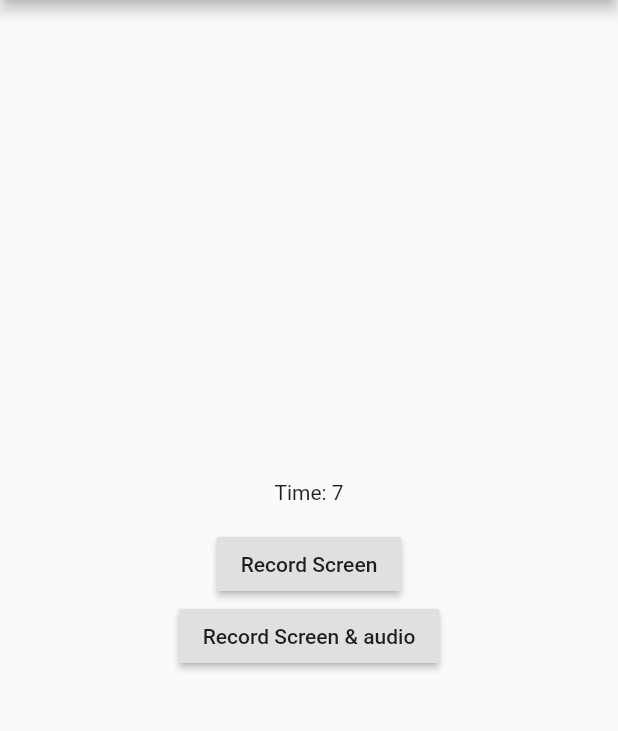
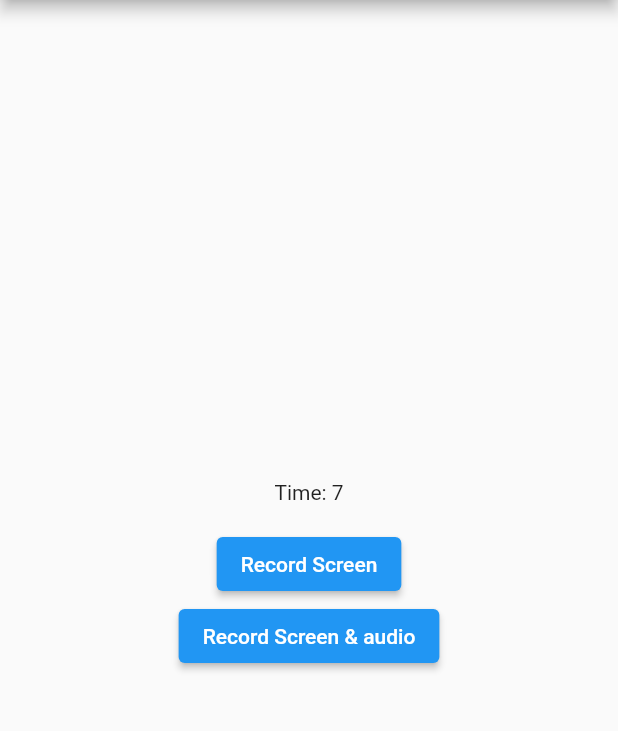
Before and after one commit to Isvisoft/flutter_screen_recording, a Flutter app: the screen it shows after launch, on a phone screen of 412 x 824 dp, the part 84-815 px from its top. Run offline on Flutter 3.47's test engine with Material 2 defaults, Android fonts, the phone set to English and light mode, and no system bars; our stand-ins replace open_file, permission_handler, plugin_platform_interface; missing offline and left inert: dart:html, dart:js, dart:js_util, flutter_foreground_task, shared_preferences_web.

Commit message:
update HBRecorder

```diff
--- a/example/lib/main.dart
+++ b/example/lib/main.dart
@@ -60,7 +60,7 @@ class _MyAppState extends State<MyApp> {
             Text('Time: $_time\n'),
             !recording
                 ? Center(
-                    child: RaisedButton(
+                    child: ElevatedButton(
                       child: Text("Record Screen"),
                       onPressed: () => startScreenRecord(false),
                     ),
@@ -68,13 +68,13 @@ class _MyAppState extends State<MyApp> {
                 : Container(),
             !recording
                 ? Center(
-                    child: RaisedButton(
+                    child: ElevatedButton(
                       child: Text("Record Screen & audio"),
                       onPressed: () => startScreenRecord(true),
                     ),
                   )
                 : Center(
-                    child: RaisedButton(
+                    child: ElevatedButton(
                       child: Text("Stop Record"),
                       onPressed: () => stopScreenRecord(),
                     ),
```
Also changed, not shown: example/pubspec.lock, 2 other files.
